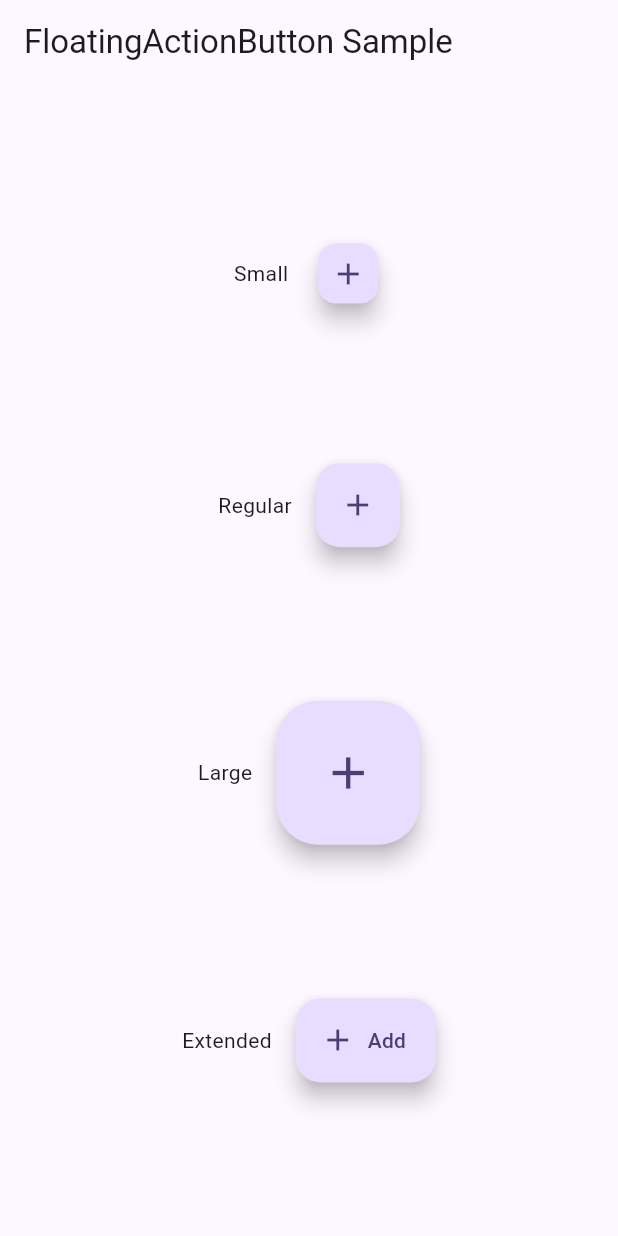
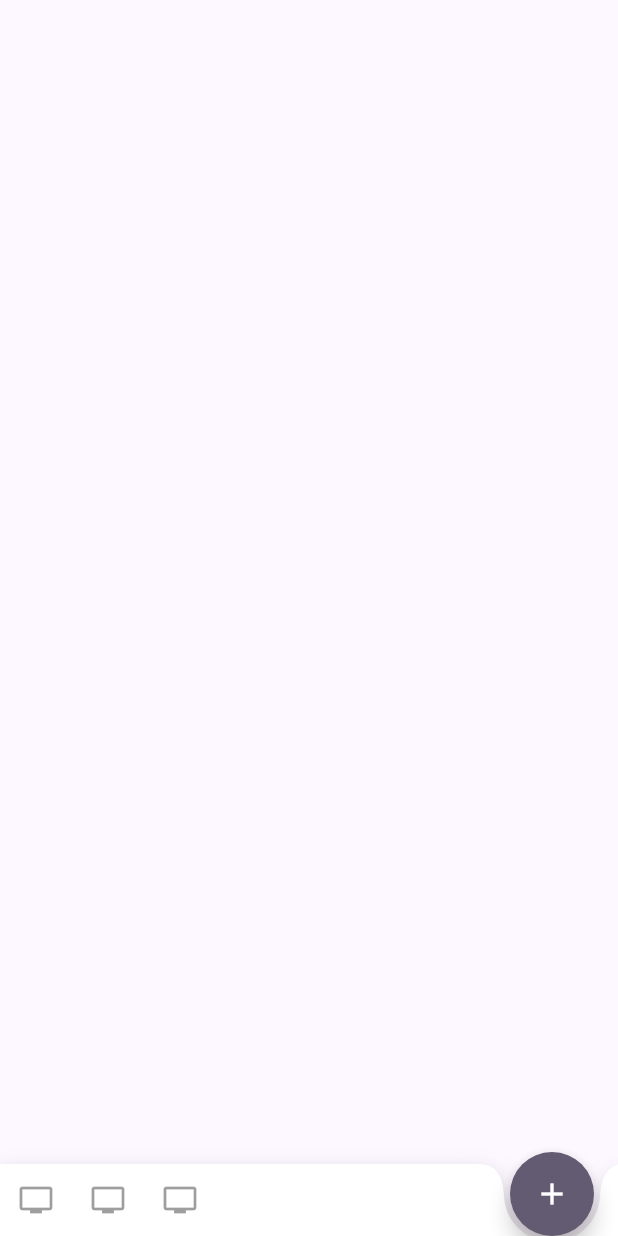
Before and after one commit to lisper-inmove/flutter-examples, a Flutter app: the screen it shows after launch, on a phone screen of 412 x 824 dp. Run offline on Flutter 3.47's test engine with Material 2 defaults, Android fonts, the phone set to English and light mode, and no system bars.

Commit message:
BottomAppBar with FAB

```diff
--- a/lib/main.dart
+++ b/lib/main.dart
@@ -10,7 +10,6 @@ class MyApp extends StatelessWidget {
     return MaterialApp(
       theme: ThemeData(
         colorSchemeSeed: const Color(0xff6750a4),
-        useMaterial3: true,
       ),
       home: const FabExample(),
     );
@@ -18,86 +17,29 @@ class MyApp extends StatelessWidget {
 }
 
 class FabExample extends StatelessWidget {
+
   const FabExample({super.key});
 
   @override
   Widget build(BuildContext context) {
     return Scaffold(
-      appBar: AppBar(
-        title: const Text('FloatingActionButton Sample'),
+      // floatingActionButtonLocation: FloatingActionButtonLocation.centerDocked,
+      floatingActionButtonLocation: FloatingActionButtonLocation.endContained,
+      floatingActionButton: const FloatingActionButton(
+        onPressed: null,
+        child: Icon(Icons.add),
       ),
-      body: Center(
-        child: Column(
-          mainAxisAlignment: MainAxisAlignment.spaceEvenly,
-          children: <Widget>[
-            Row(
-              mainAxisAlignment: MainAxisAlignment.center,
-              children: <Widget>[
-                const Text('Small'),
-                const SizedBox(width: 16),
-                // An example of the small floating action button.
-                //
-                // https://m3.material.io/components/floating-action-button/specs#669a1be8-7271-48cb-a74d-dd502d73bda4
-                FloatingActionButton.small(
-                  onPressed: () {
-                    // Add your onPressed code here!
-                  },
-                  child: const Icon(Icons.add),
-                ),
-              ],
-            ),
-            Row(
-              mainAxisAlignment: MainAxisAlignment.center,
-              children: <Widget>[
-                const Text('Regular'),
-                const SizedBox(width: 16),
-                // An example of the regular floating action button.
-                //
-                // https://m3.material.io/components/floating-action-button/specs#71504201-7bd1-423d-8bb7-07e0291743e5
-                FloatingActionButton(
-                  onPressed: () {
-                    // Add your onPressed code here!
-                  },
-                  child: const Icon(Icons.add),
-                ),
-              ],
-            ),
-            Row(
-              mainAxisAlignment: MainAxisAlignment.center,
-              children: <Widget>[
-                const Text('Large'),
-                const SizedBox(width: 16),
-                // An example of the large floating action button.
-                //
-                // https://m3.material.io/components/floating-action-button/specs#9d7d3d6a-bab7-47cb-be32-5596fbd660fe
-                FloatingActionButton.large(
-                  onPressed: () {
-                    // Add your onPressed code here!
-                  },
-                  child: const Icon(Icons.add),
-                ),
-              ],
-            ),
-            Row(
-              mainAxisAlignment: MainAxisAlignment.center,
-              children: <Widget>[
-                const Text('Extended'),
-                const SizedBox(width: 16),
-                // An example of the extended floating action button.
-                //
-                // https://m3.material.io/components/extended-fab/specs#686cb8af-87c9-48e8-a3e1-db9da6f6c69b
-                FloatingActionButton.extended(
-                  onPressed: () {
-                    // Add your onPressed code here!
-                  },
-                  label: const Text('Add'),
-                  icon: const Icon(Icons.add),
-                ),
-              ],
-            ),
+      bottomNavigationBar: BottomAppBar(
+        shape: const CircularNotchedRectangle(),
+        child: Row(
+          children: const [
+            IconButton(onPressed: null, icon: Icon(Icons.tv)),
+            IconButton(onPressed: null, icon: Icon(Icons.tv)),
+            IconButton(onPressed: null, icon: Icon(Icons.tv)),
           ],
         ),
       ),
     );
   }
+
 }
```
